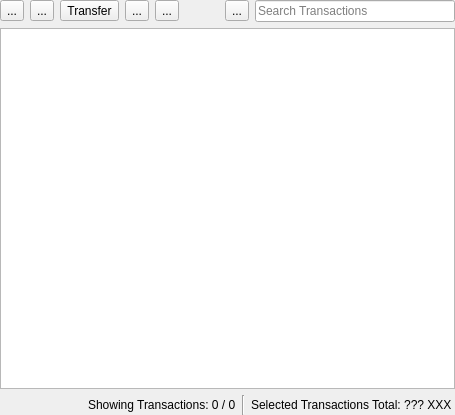
Qt form src/views/ui_files/widgets/transaction_table_widget.ui (JakubFranek/Kapytal) before a commit.
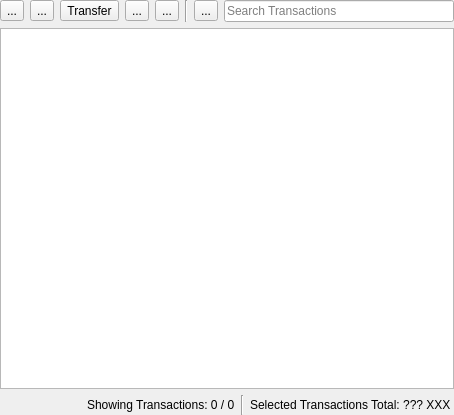
The same form after that commit.

Commit message: Separate Trans. Filter button with vertical line

Patch:
```diff
--- a/src/views/ui_files/widgets/transaction_table_widget.ui
+++ b/src/views/ui_files/widgets/transaction_table_widget.ui
@@ -88,20 +88,11 @@
       </widget>
      </item>
      <item>
-      <spacer name="horizontalSpacer">
+      <widget class="Line" name="line_2">
        <property name="orientation">
-        <enum>Qt::Horizontal</enum>
+        <enum>Qt::Vertical</enum>
        </property>
-       <property name="sizeType">
-        <enum>QSizePolicy::Fixed</enum>
-       </property>
-       <property name="sizeHint" stdset="0">
-        <size>
-         <width>40</width>
-         <height>20</height>
-        </size>
-       </property>
-      </spacer>
+      </widget>
      </item>
      <item>
       <widget class="QToolButton" name="filterToolButton">
```
The commit also changes 1 other file.
